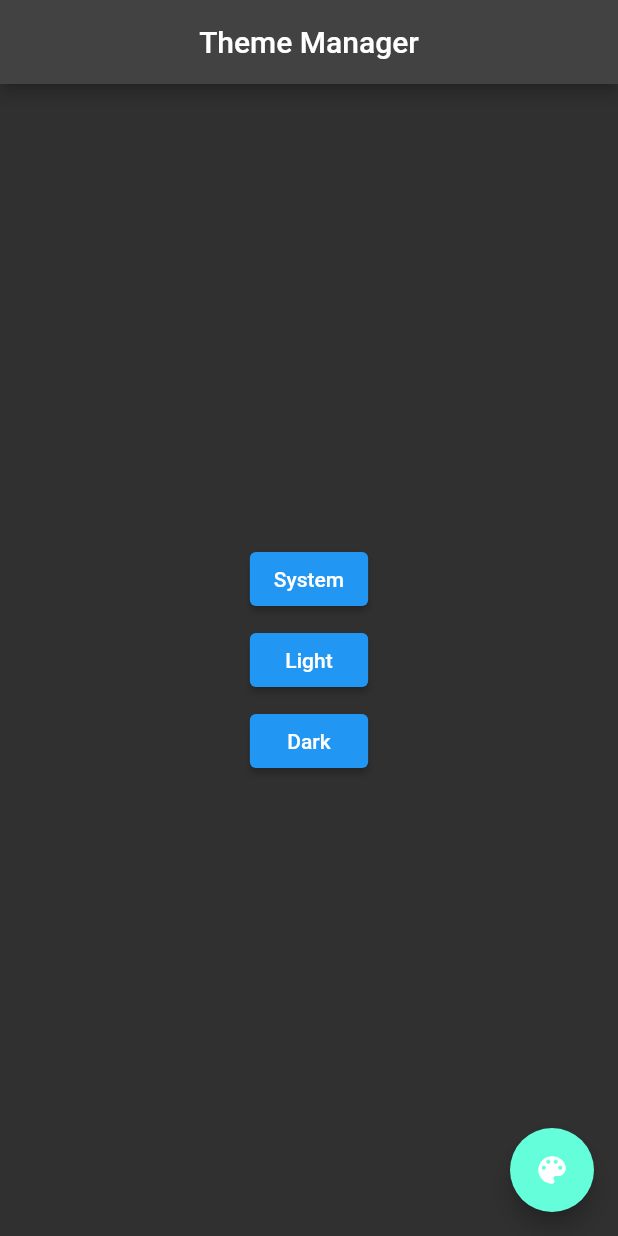
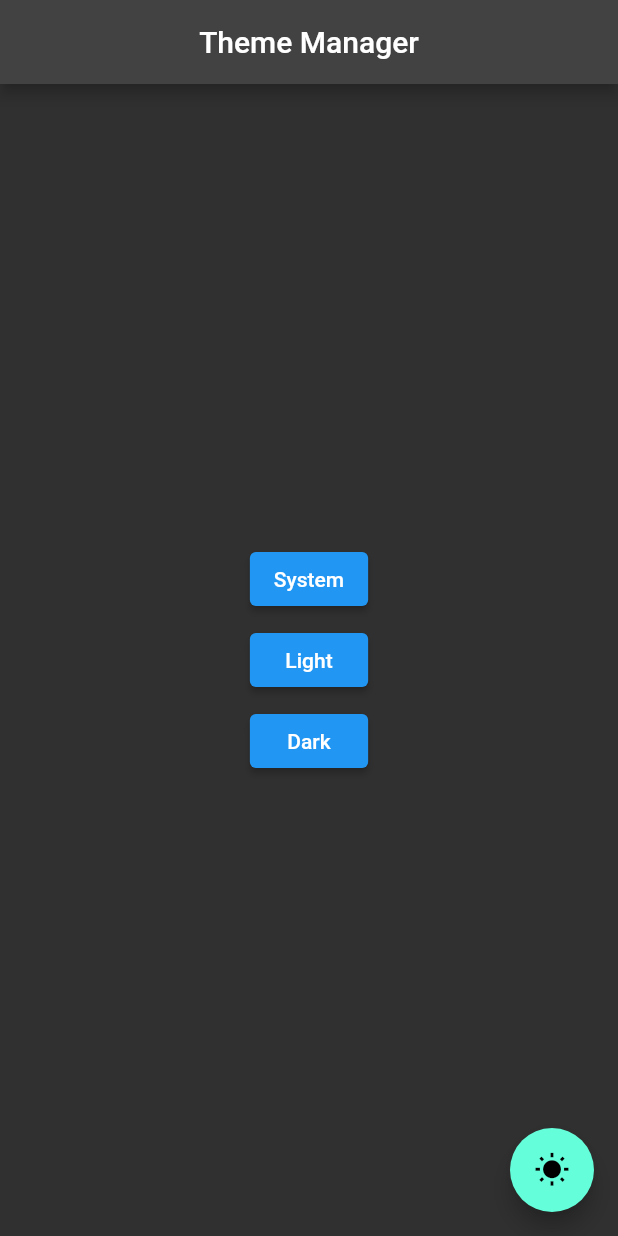
Before and after one commit to matthewrice345/theme_manager, a Flutter app: the screen it shows after launch, after a tap on "Dark", on a phone screen of 412 x 824 dp. Run offline on Flutter 3.47's test engine with Material 2 defaults, Android fonts, the phone set to English and light mode, and no system bars; our stand-ins replace shared_preferences.

Commit message:
makes the dialog easier to use

```diff
--- a/example/lib/main.dart
+++ b/example/lib/main.dart
@@ -74,22 +74,25 @@ class _MyHomePageState extends State<MyHomePage> {
         ),
       ),
       floatingActionButton: FloatingActionButton(
-        onPressed: showThemePicker,
-        child: const Icon(Icons.color_lens, color: Colors.white),
+        onPressed: () {
+          ThemePickerDialog.show(context, (preference) {
+            ThemeManager.of(context).setBrightness(preference);
+          });
+        },
+        child: Builder(
+          builder: (context) {
+            final brightness = ThemeManager.of(context).brightnessPreference;
+            switch (brightness) {
+              case BrightnessPreference.light:
+                return const Icon(Icons.wb_sunny);
+              case BrightnessPreference.dark:
+                return const Icon(Icons.brightness_3);
+              default:
+                return const Icon(Icons.brightness_auto);
+            }
+          },
+        ),
       ),
     );
   }
-
-  void showThemePicker() {
-    showDialog<void>(
-      context: context,
-      builder: (BuildContext context) {
-        return ThemePickerDialog(
-          onSelectedTheme: (BrightnessPreference preference) {
-            ThemeManager.of(context).setBrightness(preference);
-          },
-        );
-      },
-    );
-  }
 }
```
Also changed, not shown: lib/change_theme_widget.dart (+16 -5 lines).
